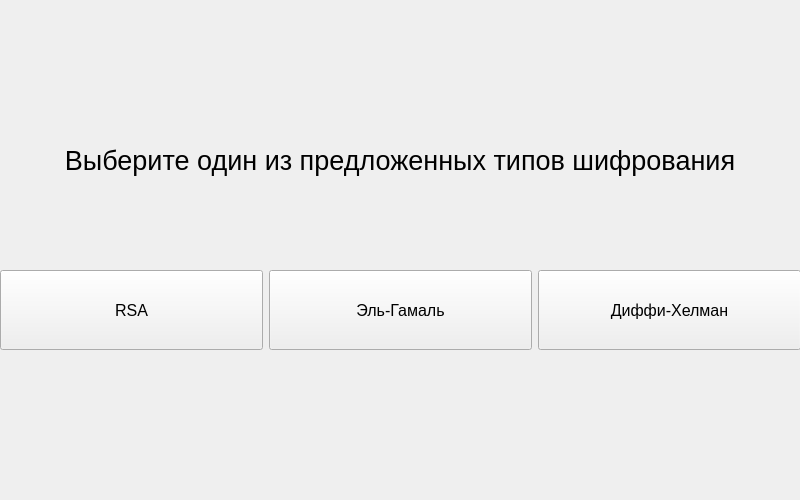
This is menu_design.ui in TartarugZ/crypto_qt as Qt 5 draws it before an edit. The edited form follows.
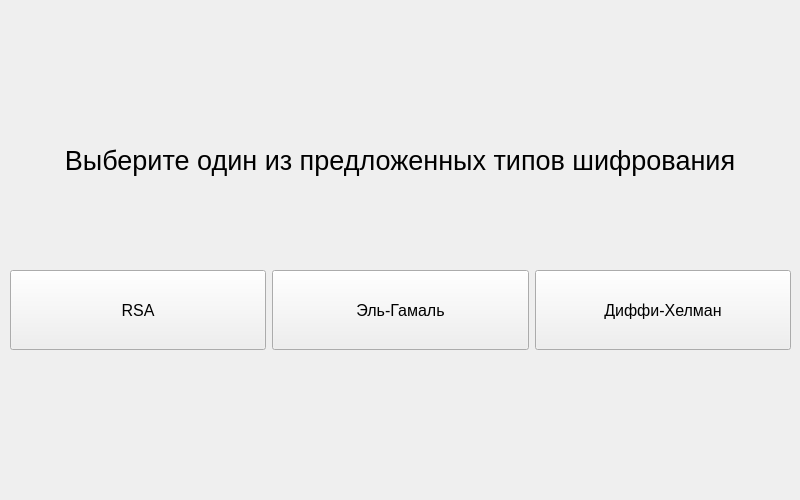
This is the edited form.

```diff
--- a/menu_design.ui
+++ b/menu_design.ui
@@ -42,9 +42,9 @@
    <widget class="QWidget" name="horizontalLayoutWidget">
     <property name="geometry">
      <rect>
-      <x>0</x>
+      <x>10</x>
       <y>240</y>
-      <width>801</width>
+      <width>781</width>
       <height>141</height>
      </rect>
     </property>
```
